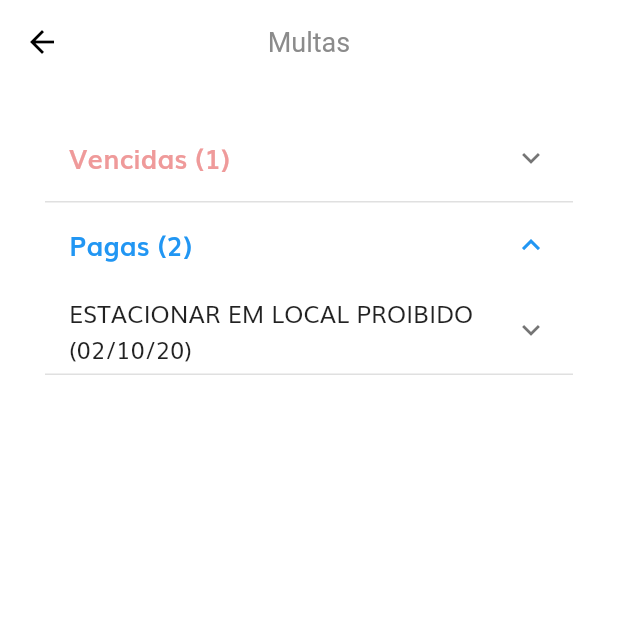
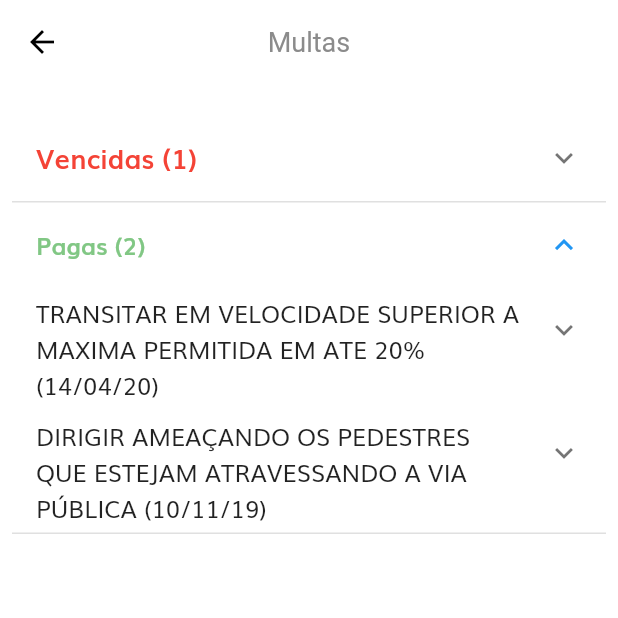
Before and after one commit to juliano-sc98/MinhaGaragem, a Flutter app: the MultaDetails screen opened directly, after a tap on "Vencidas (1)", after a tap on "Pagas (2)", on a phone screen of 412 x 824 dp, the top half of it. Run offline on Flutter 3.47's test engine with Material 2 defaults, Android fonts, the phone set to English and light mode, and no system bars; our stand-ins replace cloud_firestore, community_material_icon, firebase_auth, flutter_svg; accounts and stored records are empty.

Commit message:
Front do Multas e Débitos concluído

```diff
--- a/lib/screens/multa/multa_details.dart
+++ b/lib/screens/multa/multa_details.dart
@@ -1,3 +1,4 @@
+import 'package:community_material_icon/community_material_icon.dart';
 import 'package:flutter/material.dart';
 
 class MultaDetails extends StatelessWidget {
@@ -8,8 +9,8 @@ class MultaDetails extends StatelessWidget {
         centerTitle: true,
         title: Text('Multas'),
       ),
-      body: Padding(
-        padding: const EdgeInsets.symmetric(horizontal: 30.0),
+      body: new SingleChildScrollView(
+        padding: const EdgeInsets.symmetric(horizontal: 8.0),
         child: Column(
           children: <Widget>[
             SizedBox(height: 20.0),
@@ -20,7 +21,7 @@ class MultaDetails extends StatelessWidget {
                 style: TextStyle(
                     fontSize: 18.0,
                     fontWeight: FontWeight.bold,
-                    color: Colors.red[200]),
+                    color: Colors.red),
               ),
               children: <Widget>[
                 ExpansionTile(
@@ -40,7 +41,8 @@ class MultaDetails extends StatelessWidget {
                       subtitle: Text('104,13'),
                     ),
                     ListTile(
-                      leading: Icon(Icons.account_balance),
+                      leading:
+                          Icon(CommunityMaterialIcons.file_document_multiple),
                       subtitle: Text('5550'),
                       title: Text('Código da Infração'),
                     ),
@@ -50,17 +52,17 @@ class MultaDetails extends StatelessWidget {
                       title: Text('Órgão Atuador'),
                     ),
                     ListTile(
-                      leading: Icon(Icons.account_balance),
+                      leading: Icon(CommunityMaterialIcons.google_maps),
                       subtitle: Text('Rua Esteves Júnior'),
                       title: Text('Local'),
                     ),
                     ListTile(
-                      leading: Icon(Icons.account_balance),
+                      leading: Icon(CommunityMaterialIcons.calendar_clock),
                       subtitle: Text('02/10/2020 as 09:26'),
                       title: Text('Data/Hora do Cometimento'),
                     ),
                     ListTile(
-                      leading: Icon(Icons.account_balance),
+                      leading: Icon(CommunityMaterialIcons.calendar_edit),
                       subtitle: Text('04/10/2020'),
                       title: Text('Data da Notificação da Autuação'),
                     ),
@@ -71,19 +73,97 @@ class MultaDetails extends StatelessWidget {
             ExpansionTile(
               title: Text(
                 "Pagas (2)",
-                style: TextStyle(fontSize: 18.0, fontWeight: FontWeight.bold),
+                style: TextStyle(
+                    fontSize: 16.0,
+                    fontWeight: FontWeight.bold,
+                    color: Colors.green[300]),
               ),
               children: <Widget>[
                 ExpansionTile(
                   title: Text(
-                    'ESTACIONAR EM LOCAL PROIBIDO (02/10/20)',
+                    'TRANSITAR EM VELOCIDADE SUPERIOR A MAXIMA PERMITIDA EM ATE 20% (14/04/20)',
                   ),
                   children: <Widget>[
                     ListTile(
-                      tileColor: Colors.red[200],
-                      leading: Icon(Icons.warning),
+                      tileColor: Colors.green[200],
+                      leading: Icon(CommunityMaterialIcons.check),
                       title: Text('Status'),
-                      subtitle: Text('VENCIDA'),
+                      subtitle: Text('PAGA'),
+                    ),
+                    ListTile(
+                      leading: Icon(Icons.monetization_on),
+                      title: Text('Valor'),
+                      subtitle: Text('130,16'),
+                    ),
+                    ListTile(
+                      leading:
+                          Icon(CommunityMaterialIcons.file_document_multiple),
+                      subtitle: Text('745-50'),
+                      title: Text('Código da Infração'),
+                    ),
+                    ListTile(
+                      leading: Icon(Icons.account_balance),
+                      subtitle: Text('281050 - Pref. de SC Florianópolis'),
+                      title: Text('Órgão Atuador'),
+                    ),
+                    ListTile(
+                      leading: Icon(CommunityMaterialIcons.google_maps),
+                      subtitle: Text('Rua Conselheiro Mafra'),
+                      title: Text('Local'),
+                    ),
+                    ListTile(
+                      leading: Icon(CommunityMaterialIcons.calendar_clock),
+                      subtitle: Text('14/04/2020 as 13:42'),
+                      title: Text('Data/Hora do Cometimento'),
+                    ),
+                    ListTile(
+                      leading: Icon(CommunityMaterialIcons.calendar_edit),
+                      subtitle: Text('18/04/2020'),
+                      title: Text('Data da Notificação da Autuação'),
+                    ),
+                  ],
+                ),
+                ExpansionTile(
+                  title: Text(
+                    'DIRIGIR AMEAÇANDO OS PEDESTRES QUE ESTEJAM ATRAVESSANDO A VIA PÚBLICA (10/11/19)',
+                  ),
+                  children: <Widget>[
+                    ListTile(
+                      tileColor: Colors.green[200],
+                      leading: Icon(CommunityMaterialIcons.check),
+                      title: Text('Status'),
+                      subtitle: Text('PAGA'),
+                    ),
+                    ListTile(
+                      leading: Icon(Icons.monetization_on),
+                      title: Text('Valor'),
+                      subtitle: Text('293,47'),
+                    ),
+                    ListTile(
+                      leading:
+                          Icon(CommunityMaterialIcons.file_document_multiple),
+                      subtitle: Text('521-51'),
+                      title: Text('Código da Infração'),
+                    ),
+                    ListTile(
+                      leading: Icon(Icons.account_balance),
+                      subtitle: Text('281050 - Pref. de SC Florianópolis'),
+                      title: Text('Órgão Atuador'),
+                    ),
+                    ListTile(
+                      leading: Icon(CommunityMaterialIcons.google_maps),
+                      subtitle: Text('Avenida Hercílio Luz'),
+                      title: Text('Local'),
+                    ),
+                    ListTile(
+                      leading: Icon(CommunityMaterialIcons.calendar_clock),
+                      subtitle: Text('10/11/2019 as 20:30'),
+                      title: Text('Data/Hora do Cometimento'),
+                    ),
+                    ListTile(
+                      leading: Icon(CommunityMaterialIcons.calendar_edit),
+                      subtitle: Text('13/11/2019'),
+                      title: Text('Data da Notificação da Autuação'),
                     ),
                   ],
                 ),
```
Also changed, not shown: lib/components/custom_nav_bar.dart (+7 -3 lines), lib/screens/debito/debito_screen.dart (added, +66 -0 lines), lib/screens/multa/multa_screen.dart (deleted, +0 -43 lines).
